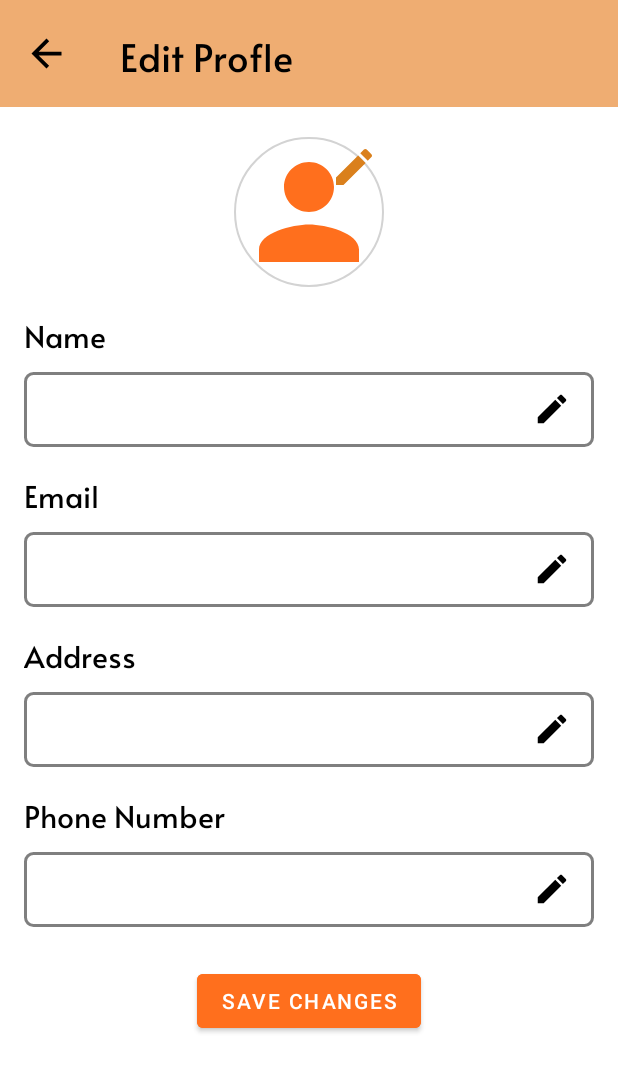
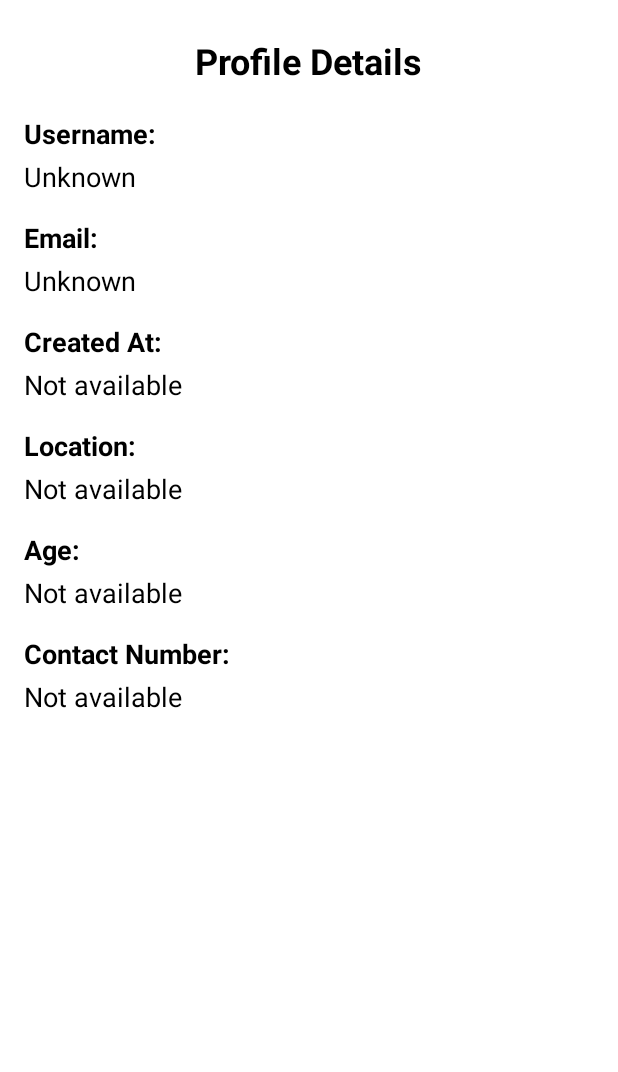
Before and after one commit to MarkKheanViari/PetPal-E-commerce-Booking-Mobile-, an Android app: the ProfileActivity screen opened directly, with no data from a screen before it, on a phone screen of 412 x 824 dp. Shown: the top 1072 px of the screen. Run offline under Robolectric (Android 15) with nearby library versions, the phone set to English and light mode, and no system bars; network calls fail.

Commit message:
Dynamic Profile (Details), Enhanced Search Functionality

```diff
--- a/app/build.gradle.kts
+++ b/app/build.gradle.kts
@@ -50,6 +50,12 @@ android {
 }
 
 dependencies {
+
+    implementation ("com.github.bumptech.glide:glide:4.12.0")
+    annotationProcessor ("com.github.bumptech.glide:compiler:4.12.0")
+    implementation ("org.jetbrains.kotlinx:kotlinx-coroutines-android:1.6.4")
+    implementation ("com.android.volley:volley:1.2.1")
+    implementation ("com.squareup.okhttp3:okhttp:4.9.3")
     // Twilio for SMS
     implementation("com.twilio.sdk:twilio:9.2.3")
 
--- a/app/src/main/java/com/example/myapplication/Controller/ProfileActivity.kt
+++ b/app/src/main/java/com/example/myapplication/Controller/ProfileActivity.kt
@@ -1,86 +1,132 @@
 package com.example.myapplication
 
+import android.content.Intent
+import android.content.SharedPreferences
 import android.os.Bundle
-import android.widget.Button
-import android.widget.EditText
+import android.util.Log
 import android.widget.ImageView
+import android.widget.TextView
 import android.widget.Toast
 import androidx.appcompat.app.AppCompatActivity
-import com.android.volley.Request
-import com.android.volley.Response
-import com.android.volley.toolbox.StringRequest
-import com.android.volley.toolbox.Volley
+import okhttp3.*
+import okhttp3.MediaType.Companion.toMediaType
+import okhttp3.RequestBody.Companion.toRequestBody
+import org.json.JSONObject
+import java.io.IOException
 
 class ProfileActivity : AppCompatActivity() {
 
-    private lateinit var imgProfile: ImageView
-    private lateinit var etUsername: EditText
-    private lateinit var etAddress: EditText
-    private lateinit var etEmail: EditText
-    private lateinit var etPhone: EditText
-    private lateinit var btnSaveProfile: Button
     private lateinit var backBtn: ImageView
+    private lateinit var usernameValue: TextView
+    private lateinit var emailValue: TextView
+    private lateinit var createdAtValue: TextView
+    private lateinit var locationValue: TextView
+    private lateinit var ageValue: TextView
+    private lateinit var contactNumberValue: TextView
+    private lateinit var sharedPreferences: SharedPreferences // Make sharedPreferences a class property
+    private val client = OkHttpClient()
 
     override fun onCreate(savedInstanceState: Bundle?) {
         super.onCreate(savedInstanceState)
-        setContentView(R.layout.activity_profile_details)
+        setContentView(R.layout.activity_profile)
 
-        // Initialize back button and set click listener
+        // Initialize SharedPreferences
+        sharedPreferences = getSharedPreferences("MyAppPrefs", MODE_PRIVATE)
+
+        // Initialize views
         backBtn = findViewById(R.id.backBtn)
+        usernameValue = findViewById(R.id.usernameValue)
+        emailValue = findViewById(R.id.emailValue)
+        createdAtValue = findViewById(R.id.createdAtValue)
+        locationValue = findViewById(R.id.locationValue)
+        ageValue = findViewById(R.id.ageValue)
+        contactNumberValue = findViewById(R.id.contactNumberValue)
+
+        // Set up back button
         backBtn.setOnClickListener {
-            finish() // Close the activity and go back
+            finish()
         }
 
-        // Initialize profile detail views
-        imgProfile = findViewById(R.id.imgProfile)
-        etUsername = findViewById(R.id.etUsername)
-        etEmail = findViewById(R.id.etEmail)
-        etAddress = findViewById(R.id.etAddress)
-        etPhone = findViewById(R.id.etPhone)
-        btnSaveProfile = findViewById(R.id.save_changesBtn)
+        // Load user data
+        loadUserData()
+    }
 
-        // Save button click listener to update the profile on the database
-        btnSaveProfile.setOnClickListener {
-            val username = etUsername.text.toString().trim()
-            val address = etAddress.text.toString().trim()
-            val email = etEmail.text.toString().trim()
-            val phone = etPhone.text.toString().trim()
+    private fun loadUserData() {
+        // First, load from SharedPreferences as a fallback
+        val userId = sharedPreferences.getInt("user_id", -1)
+        val username = sharedPreferences.getString("username", "Unknown") ?: "Unknown"
+        val email = sharedPreferences.getString("user_email", "Unknown") ?: "Unknown"
 
-            updateUserProfile(username, email, address, phone)
+        // Set the SharedPreferences data as a fallback
+        usernameValue.text = username
+        emailValue.text = email
+        createdAtValue.text = "Not available"
+        locationValue.text = "Not available"
+        ageValue.text = "Not available"
+        contactNumberValue.text = "Not available"
+
+        // Fetch the latest data from the server
+        if (userId != -1) {
+            fetchUserDataFromServer(userId)
+        } else {
+            Toast.makeText(this, "User ID not found. Please log in again.", Toast.LENGTH_LONG).show()
         }
     }
 
-    private fun updateUserProfile(
-        username: String,
-        email: String,
-        address : String,
-        phone: String
-    ) {
-        // Replace the URL with your actual server URL
-        val url = "https://192.168.1.65/backend/update_user_info.php"
+    private fun fetchUserDataFromServer(userId: Int) {
+        val jsonObject = JSONObject().apply {
+            put("user_id", userId)
+        }
 
-        val requestQueue = Volley.newRequestQueue(this)
-        val stringRequest = object : StringRequest(
-            Request.Method.POST, url,
-            Response.Listener { response ->
-                // Handle your server response here.
-                Toast.makeText(this, "Profile updated successfully", Toast.LENGTH_SHORT).show()
-            },
-            Response.ErrorListener { error ->
-                Toast.makeText(this, "Error: ${error.message}", Toast.LENGTH_SHORT).show()
+        val mediaType = "application/json; charset=utf-8".toMediaType()
+        val requestBody = jsonObject.toString().toRequestBody(mediaType)
+
+        val request = Request.Builder()
+            .url("http://192.168.1.65/backend/mobile_get_user.php")
+            .post(requestBody)
+            .build()
+
+        client.newCall(request).enqueue(object : Callback {
+            override fun onFailure(call: Call, e: IOException) {
+                Log.e("ProfileActivity", "Failed to fetch user data", e)
+                runOnUiThread {
+                    Toast.makeText(this@ProfileActivity, "Failed to fetch user data: ${e.message}", Toast.LENGTH_LONG).show()
+                }
             }
-        ) {
-            override fun getParams(): MutableMap<String, String> {
-                val params = HashMap<String, String>()
-                // Add the fields that you want to update.
-                params["username"] = username
-                params["email"] = email
-                params["address"] = address
-                params["phone"] = phone
 
-                return params
+            override fun onResponse(call: Call, response: Response) {
+                try {
+                    val responseData = response.body?.string()
+                    Log.d("ProfileActivity", "Response: $responseData")
+                    val jsonResponse = JSONObject(responseData ?: "")
+                    runOnUiThread {
+                        if (jsonResponse.optBoolean("success", false)) {
+                            val user = jsonResponse.getJSONObject("user")
+                            usernameValue.text = user.optString("username", "Unknown")
+                            emailValue.text = user.optString("email", "Unknown")
+                            createdAtValue.text = user.optString("created_at", "Not available")
+                            locationValue.text = user.optString("location", "Not available")
+                            ageValue.text = user.optInt("age", 0).toString()
+                            contactNumberValue.text = user.optString("contact_number", "Not available")
+
+                            // Update SharedPreferences with the latest data
+                            with(sharedPreferences.edit()) {
+                                putString("username", user.optString("username", "Unknown"))
+                                putString("user_email", user.optString("email", "Unknown"))
+                                apply()
+                            }
+                        } else {
+                            val errorMessage = jsonResponse.optString("message", "Failed to fetch user data")
+                            Toast.makeText(this@ProfileActivity, errorMessage, Toast.LENGTH_LONG).show()
+                        }
+                    }
+                } catch (e: Exception) {
+                    Log.e("ProfileActivity", "Error processing response", e)
+                    runOnUiThread {
+                        Toast.makeText(this@ProfileActivity, "Error processing response: ${e.message}", Toast.LENGTH_LONG).show()
+                    }
+                }
             }
-        }
-        requestQueue.add(stringRequest)
+        })
     }
 }
--- a/app/src/main/java/com/example/myapplication/Controller/RegisterActivity.kt
+++ b/app/src/main/java/com/example/myapplication/Controller/RegisterActivity.kt
@@ -284,7 +284,7 @@ class RegisterActivity : AppCompatActivity() {
     }
 
     private fun registerUser(username: String, email: String, location: String, contact: String, age: String, password: String) {
-        val url = "http://192.168.1.15/backend/mobile_register.php"
+        val url = "http://192.168.1.65/backend/mobile_register.php"
 
         val jsonObject = JSONObject().apply {
             put("username", username)
--- /dev/null
+++ b/app/src/main/res/layout/activity_profile.xml
@@ -0,0 +1,191 @@
+<?xml version="1.0" encoding="utf-8"?>
+<ScrollView
+    xmlns:android="http://schemas.android.com/apk/res/android"
+    xmlns:app="http://schemas.android.com/apk/res-auto"
+    android:layout_width="match_parent"
+    android:layout_height="match_parent"
+    android:fillViewport="true">
+
+    <androidx.constraintlayout.widget.ConstraintLayout
+        android:layout_width="match_parent"
+        android:layout_height="wrap_content"
+        android:padding="16dp"
+        android:background="@color/white">
+
+        <!-- Back Button -->
+        <ImageView
+            android:id="@+id/backBtn"
+            android:layout_width="wrap_content"
+            android:layout_height="wrap_content"
+            android:contentDescription="Back"
+            app:layout_constraintTop_toTopOf="parent"
+            app:layout_constraintStart_toStartOf="parent"
+            android:layout_marginTop="8dp"/>
+
+        <!-- Title -->
+        <TextView
+            android:id="@+id/title"
+            android:layout_width="wrap_content"
+            android:layout_height="wrap_content"
+            android:text="Profile Details"
+            android:textSize="24sp"
+            android:textStyle="bold"
+            android:textColor="@color/black"
+            app:layout_constraintTop_toTopOf="parent"
+            app:layout_constraintStart_toStartOf="parent"
+            app:layout_constraintEnd_toEndOf="parent"
+            android:layout_marginTop="8dp"/>
+
+        <!-- Username Label -->
+        <TextView
+            android:id="@+id/usernameLabel"
+            android:layout_width="wrap_content"
+            android:layout_height="wrap_content"
+            android:text="Username:"
+            android:textSize="18sp"
+            android:textStyle="bold"
+            android:textColor="@color/black"
+            app:layout_constraintTop_toBottomOf="@id/title"
+            app:layout_constraintStart_toStartOf="parent"
+            android:layout_marginTop="20dp"/>
+
+        <!-- Username Value -->
+        <TextView
+            android:id="@+id/usernameValue"
+            android:layout_width="wrap_content"
+            android:layout_height="wrap_content"
+            android:text="Loading..."
+            android:textSize="18sp"
+            android:textColor="@color/black"
+            app:layout_constraintTop_toBottomOf="@id/usernameLabel"
+            app:layout_constraintStart_toStartOf="parent"
+            android:layout_marginTop="4dp"/>
+
+        <!-- Email Label -->
+        <TextView
+            android:id="@+id/emailLabel"
+            android:layout_width="wrap_content"
+            android:layout_height="wrap_content"
+            android:text="Email:"
+            android:textSize="18sp"
+            android:textStyle="bold"
+            android:textColor="@color/black"
+            app:layout_constraintTop_toBottomOf="@id/usernameValue"
+            app:layout_constraintStart_toStartOf="parent"
+            android:layout_marginTop="16dp"/>
+
+        <!-- Email Value -->
+        <TextView
+            android:id="@+id/emailValue"
+            android:layout_width="wrap_content"
+            android:layout_height="wrap_content"
+            android:text="Loading..."
+            android:textSize="18sp"
+            android:textColor="@color/black"
+            app:layout_constraintTop_toBottomOf="@id/emailLabel"
+            app:layout_constraintStart_toStartOf="parent"
+            android:layout_marginTop="4dp"/>
+
+        <!-- Created At Label -->
+        <TextView
+            android:id="@+id/createdAtLabel"
+            android:layout_width="wrap_content"
+            android:layout_height="wrap_content"
+            android:text="Created At:"
+            android:textSize="18sp"
+            android:textStyle="bold"
+            android:textColor="@color/black"
+            app:layout_constraintTop_toBottomOf="@id/emailValue"
+            app:layout_constraintStart_toStartOf="parent"
+            android:layout_marginTop="16dp"/>
+
+        <!-- Created At Value -->
+        <TextView
+            android:id="@+id/createdAtValue"
+            android:layout_width="wrap_content"
+            android:layout_height="wrap_content"
+            android:text="Loading..."
+            android:textSize="18sp"
+            android:textColor="@color/black"
+            app:layout_constraintTop_toBottomOf="@id/createdAtLabel"
+            app:layout_constraintStart_toStartOf="parent"
+            android:layout_marginTop="4dp"/>
+
+        <!-- Location Label -->
+        <TextView
+            android:id="@+id/locationLabel"
+            android:layout_width="wrap_content"
+            android:layout_height="wrap_content"
+            android:text="Location:"
+            android:textSize="18sp"
+            android:textStyle="bold"
+            android:textColor="@color/black"
+            app:layout_constraintTop_toBottomOf="@id/createdAtValue"
+            app:layout_constraintStart_toStartOf="parent"
+            android:layout_marginTop="16dp"/>
+
+        <!-- Location Value -->
+        <TextView
+            android:id="@+id/locationValue"
+            android:layout_width="wrap_content"
+            android:layout_height="wrap_content"
+            android:text="Loading..."
+            android:textSize="18sp"
+            android:textColor="@color/black"
+            app:layout_constraintTop_toBottomOf="@id/locationLabel"
+            app:layout_constraintStart_toStartOf="parent"
+            android:layout_marginTop="4dp"/>
+
+        <!-- Age Label -->
+        <TextView
+            android:id="@+id/ageLabel"
+            android:layout_width="wrap_content"
+            android:layout_height="wrap_content"
+            android:text="Age:"
+            android:textSize="18sp"
+            android:textStyle="bold"
+            android:textColor="@color/black"
+            app:layout_constraintTop_toBottomOf="@id/locationValue"
+            app:layout_constraintStart_toStartOf="parent"
+            android:layout_marginTop="16dp"/>
+
+        <!-- Age Value -->
+        <TextView
+            android:id="@+id/ageValue"
+            android:layout_width="wrap_content"
+            android:layout_height="wrap_content"
+            android:text="Loading..."
+            android:textSize="18sp"
+            android:textColor="@color/black"
+            app:layout_constraintTop_toBottomOf="@id/ageLabel"
+            app:layout_constraintStart_toStartOf="parent"
+            android:layout_marginTop="4dp"/>
+
+        <!-- Contact Number Label -->
+        <TextView
+            android:id="@+id/contactNumberLabel"
+            android:layout_width="wrap_content"
+            android:layout_height="wrap_content"
+            android:text="Contact Number:"
+            android:textSize="18sp"
+            android:textStyle="bold"
+            android:textColor="@color/black"
+            app:layout_constraintTop_toBottomOf="@id/ageValue"
+            app:layout_constraintStart_toStartOf="parent"
+            android:layout_marginTop="16dp"/>
+
+        <!-- Contact Number Value -->
+        <TextView
+            android:id="@+id/contactNumberValue"
+            android:layout_width="wrap_content"
+            android:layout_height="wrap_content"
+            android:text="Loading..."
+            android:textSize="18sp"
+            android:textColor="@color/black"
+            app:layout_constraintTop_toBottomOf="@id/contactNumberLabel"
+            app:layout_constraintStart_toStartOf="parent"
+            android:layout_marginTop="4dp"
+            android:layout_marginBottom="16dp"/>
+
+    </androidx.constraintlayout.widget.ConstraintLayout>
+</ScrollView>
```
Also changed, not shown: app/src/main/java/com/example/myapplication/Controller/MainActivity.kt (+97 -88 lines), app/src/main/java/com/example/myapplication/Model/fragments/ProfileFragment.kt (+27 -12 lines), app/src/main/java/com/example/myapplication/View/adapter/ProductAdapter.kt (+48 -11 lines).
